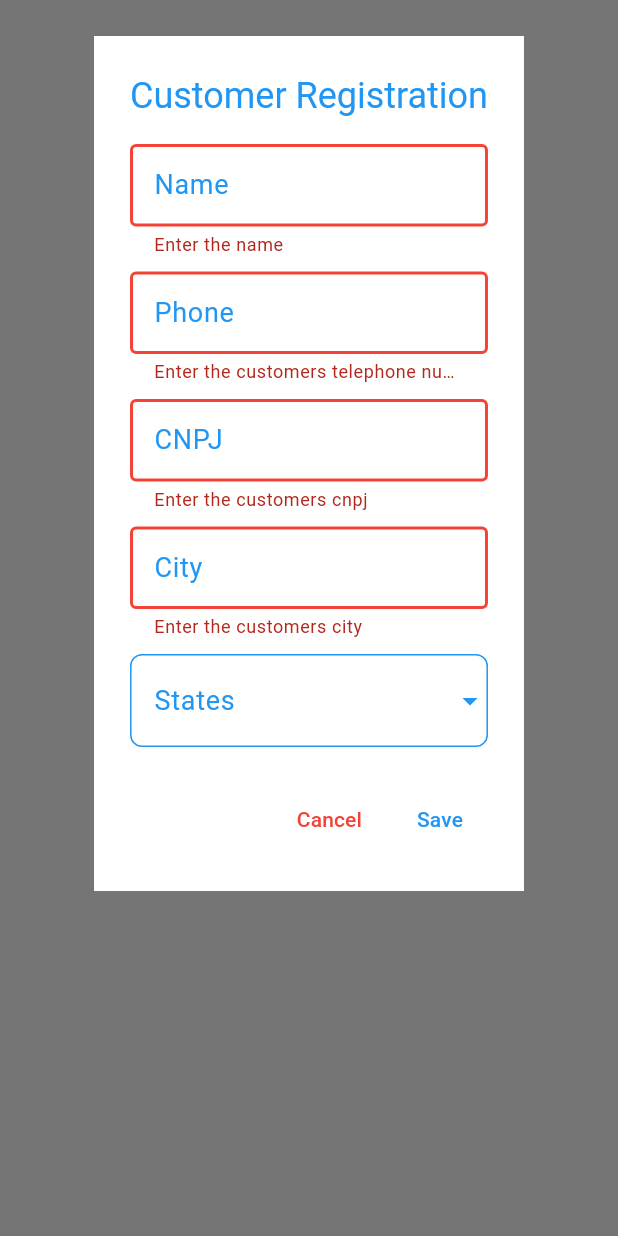
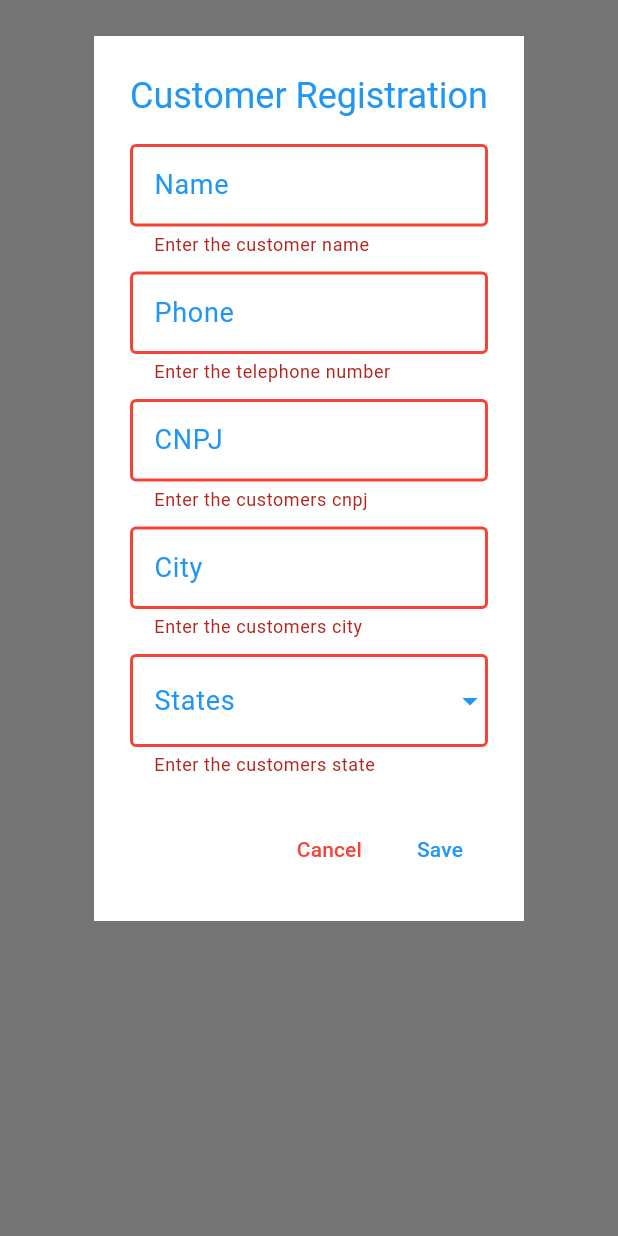
Before and after one commit to JoaoReinert/App_aluguel_de_veiculos, a Flutter app: what showCustomerDialog() shows on an empty page, opened directly with empty values, after a tap on "Save", on a phone screen of 412 x 824 dp. Run offline on Flutter 3.47's test engine with Material 3 defaults, Android fonts, the phone set to English and light mode, and no system bars; our stand-ins replace sqflite; accounts and stored records are empty.

Commit message:
atualizando o registro de clientes e levando os dados para a tela de dados, com a exclusao de clientes tambem

```diff
--- a/lib/controllers/database.dart
+++ b/lib/controllers/database.dart
@@ -48,7 +48,7 @@ class CustomerTable {
     map[CustomerTable.phone] = customer.phone;
     map[CustomerTable.cnpj] = customer.cnpj;
     map[CustomerTable.city] = customer.city;
-    map[CustomerTable.state] = customer.state;
+    map[CustomerTable.state] = customer.state.toString();
 
     return map;
   }
@@ -62,6 +62,7 @@ class CustomerController {
     final map = CustomerTable.tomap(customer);
 
     await database.insert(CustomerTable.tableName, map);
+    return;
   }
 
   ///funcao delete para deletar dados no banco
@@ -91,7 +92,10 @@ class CustomerController {
         phone: item[CustomerTable.phone],
         cnpj: item[CustomerTable.cnpj],
         city: item[CustomerTable.city],
-        state: item[CustomerTable.state],
+        state: States.values.firstWhere(
+          (element) =>
+              element.toString() == (item[CustomerTable.state] ?? States.sc),
+        ),
       ));
     }
 
--- a/lib/models/customers_model.dart
+++ b/lib/models/customers_model.dart
@@ -1,7 +1,9 @@
+import '../enum_states.dart';
+
 ///classe modelo dos clientes
 class CustomerModel {
   ///id para identificar no banco qual cliente que é
-  final String? id;
+  late int? id;
   ///nome do cliente
   final String name;
   ///telefone do cliente
@@ -11,7 +13,7 @@ class CustomerModel {
   ///cidade do cliente
   final String city;
   ///estado do cliente
-  final String state;
+  final States? state;
 
   ///instacia do modelo para ser obrigatorio a passagem de dados
   CustomerModel(
--- a/lib/my_widget.dart
+++ b/lib/my_widget.dart
@@ -1,4 +1,5 @@
 import 'package:flutter/material.dart';
+import 'models/customers_model.dart';
 import 'pages/CustomerDataPage/customer_data_page.dart';
 import 'pages/CustomerRegistrationPage/customer_registration_page.dart';
 import 'pages/HomePage/home_page.dart';
@@ -19,6 +20,20 @@ class MyWidget extends StatelessWidget {
       debugShowCheckedModeBanner: false,
       theme: theme(context),
       initialRoute: '/homePage',
+      // criando on generate para passar os argumentos para
+      // usar navigator.pushnamed para tela de dados dos clientes
+       onGenerateRoute: (settings) {
+        if (settings.name == '/customerDataPage') {
+          final customer = settings.arguments as CustomerModel;
+          return MaterialPageRoute(
+            builder: (context) {
+              return CustomerDataPage(customer: customer);
+            },
+          );
+        }
+        // Adicione outras rotas aqui se necessário
+        return MaterialPageRoute(builder: (context) => const HomePage());
+      },
       routes: {
         '/homePage': (context) => const HomePage(),
         '/customerRegistrationPage': (context) =>
@@ -27,7 +42,6 @@ class MyWidget extends StatelessWidget {
         '/vehicleRegistrationPage': (context) =>
             const VehicleRegistrationPage(),
         '/rentsPage': (context) => const RentsPage(),
-        '/customerDataPage': (context) => const CustomerDataPage(),
       },
     );
   }
--- a/lib/pages/CustomerRegistrationPage/customer_registration_page.dart
+++ b/lib/pages/CustomerRegistrationPage/customer_registration_page.dart
@@ -21,7 +21,7 @@ class FunctionsCustomer extends ChangeNotifier {
   final _controllerPhone = TextEditingController();
   final _controllerCNPJ = TextEditingController();
   final _controllerCity = TextEditingController();
-  States? _controllerStates;
+  States? _selectItem;
   final _listCustomer = <CustomerModel>[];
 
   /// Getter para o controlador de texto do campo nome
@@ -36,8 +36,7 @@ class FunctionsCustomer extends ChangeNotifier {
   /// Getter para o controlador de texto do campo cidade
   TextEditingController get controllerCity => _controllerCity;
 
-  /// Getter para o controlador do estado do cliente
-  States? get controllerStates => _controllerStates;
+  States? get selectItem => _selectItem;
 
   /// Getter para a lista de modelos de cliente
   List<CustomerModel> get listCustomer => _listCustomer;
@@ -57,7 +56,7 @@ class FunctionsCustomer extends ChangeNotifier {
       phone: controllerPhone.text,
       cnpj: controllerCNPJ.text,
       city: controllerCity.text,
-      state: controllerStates?.toString().split('.').last ?? '',
+      state: selectItem,
     );
 
     await controller.insert(customers);
@@ -67,7 +66,7 @@ class FunctionsCustomer extends ChangeNotifier {
     controllerPhone.clear();
     controllerCNPJ.clear();
     controllerCity.clear();
-    _controllerStates = null;
+    _selectItem = null;
     notifyListeners();
   }
 
@@ -76,6 +75,11 @@ class FunctionsCustomer extends ChangeNotifier {
     await controller.delete(customer);
     await load();
 
+    notifyListeners();
+  }
+
+  void updateState(States newValue) {
+    _selectItem = newValue;
     notifyListeners();
   }
 }
@@ -119,6 +123,10 @@ class CustomerRegistrationPage extends StatelessWidget {
                       elevation: 3,
                       shadowColor: Colors.black,
                       child: ListTile(
+                        onTap: () {
+                          Navigator.pushNamed(context, '/customerDataPage',
+                              arguments: customer);
+                        },
                         shape: RoundedRectangleBorder(
                           side: const BorderSide(color: Colors.white, width: 1),
                           borderRadius: BorderRadius.circular(8),
@@ -128,15 +136,13 @@ class CustomerRegistrationPage extends StatelessWidget {
                           style: const TextStyle(fontSize: 20),
                         ),
                         subtitle: Text('CNPJ: ${customer.cnpj}'),
-                        onTap: () {
-                          Navigator.pushNamed(context, '/customerDataPage',
-                              arguments: customer);
-                        },
                         trailing: Row(
                           mainAxisSize: MainAxisSize.min,
                           children: [
                             IconButton(
-                              onPressed: () {},
+                              onPressed: () {
+                                state.delete(customer);
+                              },
                               icon: const Icon(Icons.delete),
                             ),
                           ],
--- a/lib/pages/CustomerRegistrationPage/utils/customer_dialog.dart
+++ b/lib/pages/CustomerRegistrationPage/utils/customer_dialog.dart
@@ -35,11 +35,7 @@ Future<void> showCustomerDialog(
                 if (customerFormKey.currentState!.validate()) {
                   await state.insert();
                   Navigator.of(context).pop();
-                  print('Name: ${state.controllerName.text}');
-                  print('Phone: ${state.controllerPhone.text}');
-                  print('CNPJ: ${state.controllerCNPJ.text}');
-                  print('City: ${state.controllerCity.text}');
-                  print('State: ${state.controllerStates?.toString() ?? ''}');
+
                 }
               },
               child: const Text(
--- a/lib/pages/CustomerRegistrationPage/utils/customer_form.dart
+++ b/lib/pages/CustomerRegistrationPage/utils/customer_form.dart
@@ -14,6 +14,7 @@ class CustomerForm extends StatelessWidget {
 
   ///state para usar o provider e passar os controllers
   final FunctionsCustomer state;
+
   ///chave do formulario para validar
   final GlobalKey<FormState> customerFormKey;
 
@@ -31,7 +32,7 @@ class CustomerForm extends StatelessWidget {
             decoration: decorationForm('Name'),
             validator: (value) {
               if (value != null && value.isEmpty) {
-                return 'Enter the name';
+                return 'Enter the customer name';
               }
               return null;
             },
@@ -46,7 +47,7 @@ class CustomerForm extends StatelessWidget {
             decoration: decorationForm('Phone'),
             validator: (value) {
               if (value != null && value.isEmpty) {
-                return 'Enter the customers telephone number';
+                return 'Enter the telephone number';
               }
               return null;
             },
@@ -85,17 +86,23 @@ class CustomerForm extends StatelessWidget {
             height: 10,
           ),
           DropdownButtonFormField<States>(
-            value: state.controllerStates,
+            validator: (value) {
+              if (value == null) {
+                return 'Enter the customers state';
+              }
+              return null;
+            },
+            value: state.selectItem,
             onChanged: (value) {
               if (value != null) {
-
+                state.updateState(value);
               }
             },
             items: States.values.map(
               (state) {
                 return DropdownMenuItem(
                   value: state,
-                  child: Text(state.toString().split('.').last),
+                  child: Text(state.toString().split('.').last.toUpperCase()),
                 );
               },
             ).toList(),
```
Also changed, not shown: lib/pages/CustomerDataPage/customer_data_page.dart (+67 -58 lines).
